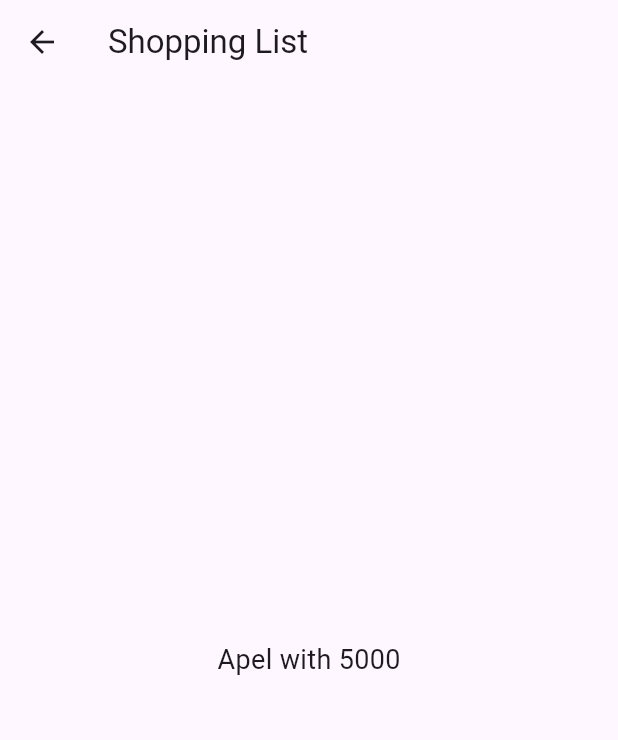
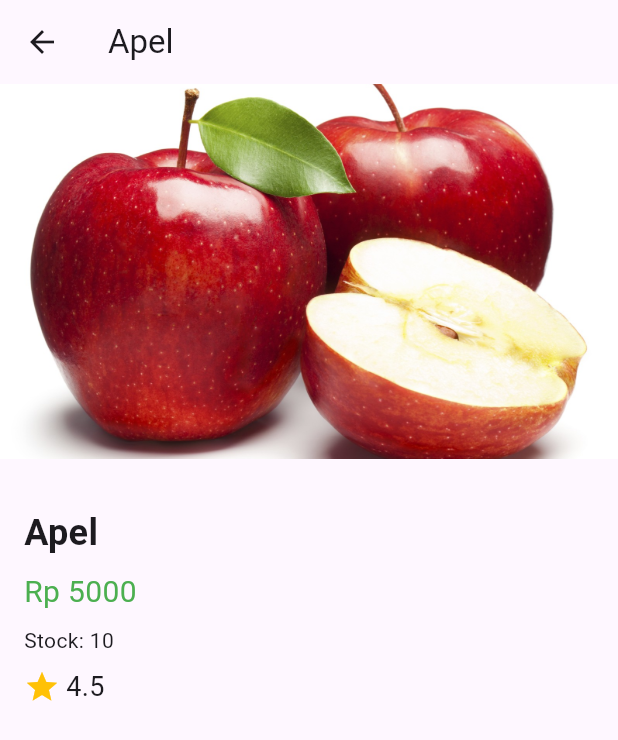
Before and after one commit to afifahnisa17/mobile_ganjil25, a Flutter app: the screen it shows after launch, after a tap on "Apel", on a phone screen of 412 x 824 dp. Shown: the top 740 px of the screen. Run offline on Flutter 3.47's test engine with Material 3 defaults, Android fonts, the phone set to English and light mode, and no system bars.

Commit message:
add tugas 2 codelab06

```diff
--- a/codelab06/belanja/lib/models/item.dart
+++ b/codelab06/belanja/lib/models/item.dart
@@ -1,6 +1,15 @@
 class Item {
   final String name;
   final int price;
+  final String image;   // foto produk
+  final int stock;      // stok barang
+  final double rating;  // rating produk
 
-  Item({required this.name, required this.price});
+  Item({
+    required this.name,
+    required this.price,
+    required this.image,
+    required this.stock,
+    required this.rating,
+  });
 }
--- a/codelab06/belanja/lib/pages/home_page.dart
+++ b/codelab06/belanja/lib/pages/home_page.dart
@@ -5,37 +5,95 @@ class HomePage extends StatelessWidget {
   HomePage({super.key});
 
   final List<Item> items = [
-    Item(name: "Apel", price: 5000),
-    Item(name: "Jeruk", price: 7000),
-    Item(name: "Mangga", price: 10000),
-    Item(name: "Pisang", price: 6000),
+    Item(
+      name: "Apel",
+      price: 5000,
+      image: "assets/apel.jpg",
+      stock: 10,
+      rating: 4.5,
+    ),
+    Item(
+      name: "Jeruk",
+      price: 7000,
+      image: "assets/jeruk.jpeg",
+      stock: 7,
+      rating: 4.2,
+    ),
+    Item(
+      name: "Mangga",
+      price: 10000,
+      image: "assets/mangga.jpeg",
+      stock: 15,
+      rating: 4.8,
+    ),
+    Item(
+      name: "Pisang",
+      price: 6000,
+      image: "assets/pisang.jpeg",
+      stock: 20,
+      rating: 4.3,
+    ),
   ];
 
   @override
   Widget build(BuildContext context) {
     return Scaffold(
       appBar: AppBar(title: const Text("Daftar Belanja")),
-      body: ListView.builder(
+      body: GridView.builder(
+        padding: const EdgeInsets.all(10),
+        gridDelegate: const SliverGridDelegateWithFixedCrossAxisCount(
+          crossAxisCount: 2,          // 2 kolom
+          crossAxisSpacing: 10,
+          mainAxisSpacing: 10,
+          childAspectRatio: 0.7,
+        ),
         itemCount: items.length,
         itemBuilder: (context, index) {
           final item = items[index];
-          return Card(
-            child: InkWell(
-              onTap: () {
-                Navigator.pushNamed(
-                  context,
-                  '/item',
-                  arguments: item,
-                );
-              },
-              child: ListTile(
-                title: Text(item.name),
-                trailing: Text(
-                  "Rp ${item.price}",
-                  style: const TextStyle(
-                    fontWeight: FontWeight.bold,
+          return GestureDetector(
+            onTap: () {
+              Navigator.pushNamed(context, '/item', arguments: item);
+            },
+            child: Card(
+              elevation: 3,
+              shape: RoundedRectangleBorder(
+                  borderRadius: BorderRadius.circular(10)),
+              child: Column(
+                crossAxisAlignment: CrossAxisAlignment.start,
+                children: [
+                  // Hero untuk gambar produk
+                  Hero(
+                    tag: item.name,
+                    child: ClipRRect(
+                      borderRadius: const BorderRadius.vertical(top: Radius.circular(10)),
+                      child: Image.asset(
+                        item.image,
+                        height: 100,
+                        width: double.infinity,
+                        fit: BoxFit.cover,
+                      ),
+                    ),
                   ),
-                ),
+                  Padding(
+                    padding: const EdgeInsets.all(8.0),
+                    child: Column(
+                      crossAxisAlignment: CrossAxisAlignment.start,
+                      children: [
+                        Text(item.name,
+                            style: const TextStyle(
+                                fontWeight: FontWeight.bold, fontSize: 16)),
+                        Text("Rp ${item.price}"),
+                        Text("Stock: ${item.stock}"),
+                        Row(
+                          children: [
+                            const Icon(Icons.star, size: 16, color: Colors.amber),
+                            Text(item.rating.toString()),
+                          ],
+                        ),
+                      ],
+                    ),
+                  ),
+                ],
               ),
             ),
           );
--- a/codelab06/belanja/lib/pages/item_page.dart
+++ b/codelab06/belanja/lib/pages/item_page.dart
@@ -6,16 +6,52 @@ class ItemPage extends StatelessWidget {
 
   @override
   Widget build(BuildContext context) {
-    final Item item = ModalRoute.of(context)!.settings.arguments as Item;
+    final Item itemArgs = ModalRoute.of(context)!.settings.arguments as Item;
 
     return Scaffold(
-      appBar: AppBar(
-        title: const Text("Shopping List"), // sama kayak di HomePage
-      ),
-      body: Center(
-        child: Text(
-          "${item.name} with ${item.price}",
-          style: const TextStyle(fontSize: 18),
+      appBar: AppBar(title: Text(itemArgs.name)),
+      body: SingleChildScrollView(
+        child: Column(
+          crossAxisAlignment: CrossAxisAlignment.start,
+          children: [
+            // Hero di detail
+            Hero(
+              tag: itemArgs.name,
+              child: Image.asset(
+                itemArgs.image,
+                width: double.infinity,
+                height: 250,
+                fit: BoxFit.cover,
+              ),
+            ),
+            const SizedBox(height: 16),
+            Padding(
+              padding: const EdgeInsets.all(16.0),
+              child: Column(
+                crossAxisAlignment: CrossAxisAlignment.start,
+                children: [
+                  Text(itemArgs.name,
+                      style: const TextStyle(
+                          fontSize: 24, fontWeight: FontWeight.bold)),
+                  const SizedBox(height: 8),
+                  Text("Rp ${itemArgs.price}",
+                      style: const TextStyle(
+                          fontSize: 20, color: Colors.green)),
+                  const SizedBox(height: 8),
+                  Text("Stock: ${itemArgs.stock}"),
+                  const SizedBox(height: 8),
+                  Row(
+                    children: [
+                      const Icon(Icons.star, color: Colors.amber, size: 24),
+                      const SizedBox(width: 4),
+                      Text(itemArgs.rating.toString(),
+                          style: const TextStyle(fontSize: 18)),
+                    ],
+                  ),
+                ],
+              ),
+            ),
+          ],
         ),
       ),
     );
```
Also changed, not shown: codelab06/belanja/pubspec.yaml (+11 -72 lines), codelab06/belanja/assets/apel.jpg (added), codelab06/belanja/assets/jeruk.jpeg (added), codelab06/belanja/assets/mangga.jpeg (added), codelab06/belanja/assets/pisang.jpeg (added), codelab06/belanja/pubspec.lock, codelab06/img/tugas2-2.png (added), codelab06/img/tugas2.png (added), 1 other file.
